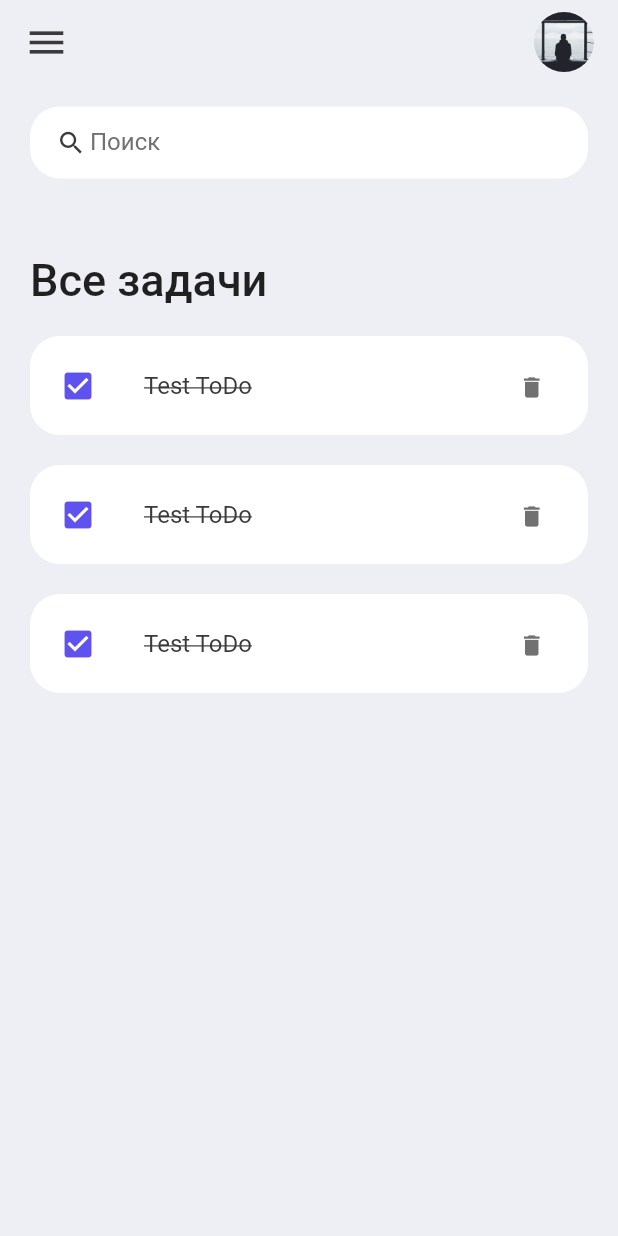
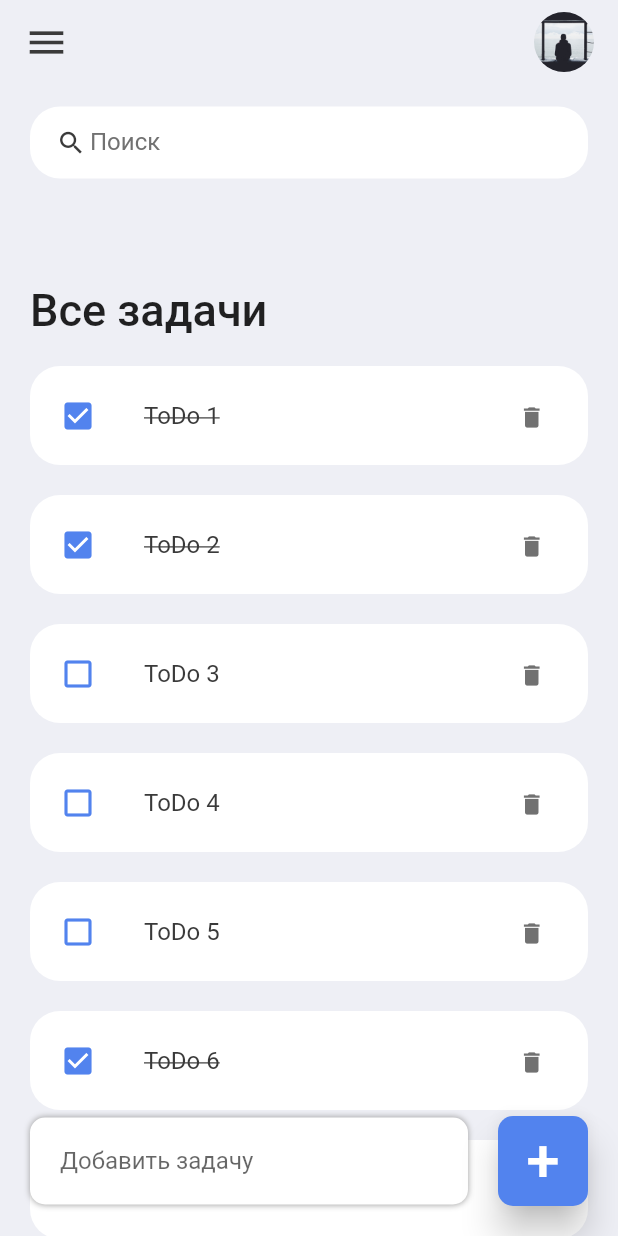
Before and after one commit to ognevoydev/todo-app, a Flutter app: the screen it shows after launch, on a phone screen of 412 x 824 dp. Run offline on Flutter 3.47's test engine with Material 2 defaults, Android fonts, the phone set to English and light mode, and no system bars.

Commit message:
implement todo change, add and delete

```diff
--- a/lib/constants/colors.dart
+++ b/lib/constants/colors.dart
@@ -1,7 +1,7 @@
 import 'package:flutter/material.dart';
 
 const Color red = Color(0xFFDA4040);
-const Color blue = Color(0xFF5F52EE);
+const Color blue = Color(0xFF5283EE);
 
 const Color black = Color(0xFF3A3A3A);
 const Color grey = Color(0xFF717171);
--- a/lib/main.dart
+++ b/lib/main.dart
@@ -13,7 +13,7 @@ class MyApp extends StatelessWidget {
   Widget build(BuildContext context) {
     SystemChrome.setSystemUIOverlayStyle(
         const SystemUiOverlayStyle(statusBarColor: Colors.transparent));
-    return const MaterialApp(
+    return MaterialApp(
       title: 'ToDo App',
       debugShowCheckedModeBanner: false,
       home: Home(),
--- /dev/null
+++ b/lib/model/todo.dart
@@ -0,0 +1,20 @@
+class ToDo {
+  int? id;
+  String? text;
+  bool isDone;
+
+  ToDo({required this.id, required this.text, this.isDone = false});
+
+  static List<ToDo> todoList() {
+    return [
+      ToDo(id: 1, text: "ToDo 1", isDone: true),
+      ToDo(id: 2, text: "ToDo 2", isDone: true),
+      ToDo(id: 3, text: "ToDo 3"),
+      ToDo(id: 4, text: "ToDo 4"),
+      ToDo(id: 5, text: "ToDo 5"),
+      ToDo(id: 6, text: "ToDo 6", isDone: true),
+      ToDo(id: 7, text: "ToDo 7"),
+      ToDo(id: 8, text: "ToDo 8", isDone: true),
+    ];
+  }
+}
--- a/lib/screens/home.dart
+++ b/lib/screens/home.dart
@@ -1,17 +1,30 @@
 import 'package:flutter/material.dart';
+import '../model/todo.dart';
 import '../constants/colors.dart';
 import '../widgets/todo_item.dart';
 
-class Home extends StatelessWidget {
-  const Home({Key? key}) : super(key: key);
+class Home extends StatefulWidget {
+  Home({Key? key}) : super(key: key);
+
+  @override
+  State<Home> createState() => _HomeState();
+}
+
+class _HomeState extends State<Home> {
+  final todoList = ToDo.todoList();
+  final _todoController = TextEditingController();
 
   @override
   Widget build(BuildContext context) {
     return Scaffold(
         backgroundColor: bgcolor,
         appBar: _buildAppBar(),
-      body: Container(
-          padding: const EdgeInsets.symmetric(horizontal: 20, vertical: 15),
+        body: Column(
+          children: [
+            Expanded(
+                child: Container(
+                    padding: const EdgeInsets.symmetric(
+                        horizontal: 20, vertical: 15),
                     child: Column(
                       children: [
                         searchBox(),
@@ -19,26 +32,104 @@ class Home extends StatelessWidget {
                             child: ListView(
                           children: [
                             Container(
-                    margin: const EdgeInsets.only(top: 50, bottom: 20),
+                              margin:
+                                  const EdgeInsets.only(top: 50, bottom: 20),
                               child: const Text(
                                 'Все задачи',
-                      style:
-                          TextStyle(fontSize: 30, fontWeight: FontWeight.w500),
+                                style: TextStyle(
+                                    fontSize: 30, fontWeight: FontWeight.w500),
                               ),
                             ),
-                  const ToDoItem(),
-                  const ToDoItem(),
-                  const ToDoItem(),
+                            for (ToDo todo in todoList)
+                              ToDoItem(
+                                todo: todo,
+                                onToDoChanged: _todoChange,
+                                onDeleteItem: _todoDelete,
+                              )
                           ],
                         ))
                       ],
+                    ))),
+            Align(
+              alignment: Alignment.bottomCenter,
+              child: Row(
+                children: [
+                  Expanded(
+                      child: Container(
+                    padding:
+                        const EdgeInsets.symmetric(horizontal: 20, vertical: 5),
+                    margin:
+                        const EdgeInsets.only(bottom: 20, right: 20, left: 20),
+                    decoration: BoxDecoration(
+                        color: Colors.white,
+                        boxShadow: const [
+                          BoxShadow(
+                              color: Colors.grey,
+                              offset: Offset(0.0, 0.0),
+                              blurRadius: 3.0,
+                              spreadRadius: 0),
+                        ],
+                        borderRadius: BorderRadius.circular(10)),
+                    child: TextField(
+                      controller: _todoController,
+                      decoration: const InputDecoration(
+                        hintText: 'Добавить задачу',
+                        border: InputBorder.none,
+                      ),
+                    ),
                   )),
-    );
+                  Container(
+                    margin: const EdgeInsets.only(bottom: 20, right: 20),
+                    child: ElevatedButton(
+                      onPressed: () {
+                        _todoAdd(_todoController.text);
+                      },
+                      style: ElevatedButton.styleFrom(
+                          backgroundColor: blue,
+                          minimumSize: const Size(60, 60),
+                          elevation: 10,
+                          shape: RoundedRectangleBorder(
+                              borderRadius: BorderRadius.circular(10))),
+                      child: const Text(
+                        '+',
+                        style: TextStyle(
+                          fontSize: 40,
+                        ),
+                      ),
+                    ),
+                  )
+                ],
+              ),
+            )
+          ],
+        ));
+  }
+
+  void _todoChange(ToDo todo) {
+    setState(() {
+      todo.isDone = !todo.isDone;
+    });
+  }
+
+  void _todoDelete(int id) {
+    setState(() {
+      todoList.removeWhere((element) => element.id == id);
+    });
+  }
+
+  void _todoAdd(String todo) {
+    setState(() {
+      todoList.add(
+          ToDo(id: DateTime.now().millisecondsSinceEpoch.toInt(), text: todo));
+    });
+    _todoController.clear();
+    FocusManager.instance.primaryFocus?.unfocus();
   }
 
   Widget searchBox() {
     return Container(
       padding: const EdgeInsets.symmetric(horizontal: 15),
+      margin: EdgeInsets.only(bottom: 20),
       decoration: BoxDecoration(
           color: Colors.white, borderRadius: BorderRadius.circular(20)),
       child: const TextField(
--- a/lib/widgets/todo_item.dart
+++ b/lib/widgets/todo_item.dart
@@ -1,39 +1,58 @@
 import 'package:flutter/material.dart';
+import '../model/todo.dart';
 
 import '../constants/colors.dart';
 
 class ToDoItem extends StatelessWidget {
-  const ToDoItem({Key? key}) : super(key: key);
+  final ToDo todo;
+  final onToDoChanged;
+  final onDeleteItem;
+
+  const ToDoItem(
+      {Key? key,
+      required this.todo,
+      required this.onToDoChanged,
+      required this.onDeleteItem})
+      : super(key: key);
 
   @override
   Widget build(BuildContext context) {
     return Container(
       margin: const EdgeInsets.only(bottom: 20),
       child: ListTile(
-        onTap: () {},
+        onTap: () {
+          onToDoChanged(todo);
+        },
         shape: RoundedRectangleBorder(borderRadius: BorderRadius.circular(20)),
         contentPadding: const EdgeInsets.symmetric(horizontal: 20, vertical: 5),
         tileColor: Colors.white,
-        leading: const Icon(Icons.check_box, color: blue),
-        title: const Text(
-          'Test ToDo',
+        leading: Icon(
+            todo.isDone ? Icons.check_box : Icons.check_box_outline_blank,
+            color: blue),
+        title: Text(
+          todo.text!,
           style: TextStyle(
               fontSize: 16,
               color: black,
-              decoration: TextDecoration.lineThrough),
+              decoration: todo.isDone
+                  ? TextDecoration.lineThrough
+                  : TextDecoration.none),
         ),
         trailing: Container(
           height: 35,
           width: 35,
           padding: const EdgeInsets.all(0),
           margin: const EdgeInsets.symmetric(vertical: 12),
-          decoration:
-              BoxDecoration(color: Colors.transparent, borderRadius: BorderRadius.circular(5)),
+          decoration: BoxDecoration(
+              color: Colors.transparent,
+              borderRadius: BorderRadius.circular(5)),
           child: IconButton(
             color: grey,
             iconSize: 18,
             icon: const Icon(Icons.delete),
-            onPressed: () {},
+            onPressed: () {
+              onDeleteItem(todo.id);
+            },
           ),
         ),
       ),
```
Lines whose indentation alone changed are shown as unchanged.
